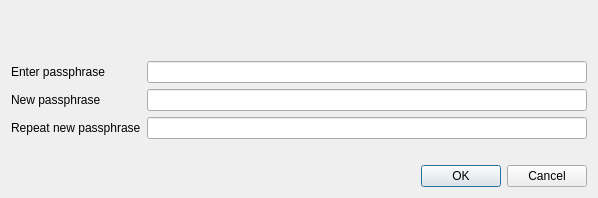
This is src/qt/forms/askpassphrasedialog.ui in MrHFox/FoxHole_ as Qt 5 draws it before an edit. The edited form follows.
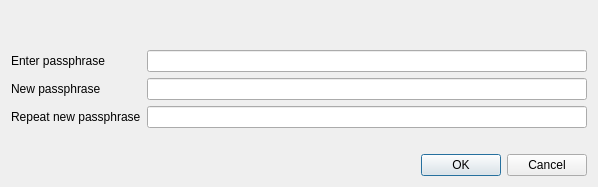
This is the edited form.

The edit to the form file:
```diff
--- a/src/qt/forms/askpassphrasedialog.ui
+++ b/src/qt/forms/askpassphrasedialog.ui
@@ -7,7 +7,7 @@
     <x>0</x>
     <y>0</y>
     <width>598</width>
-    <height>198</height>
+    <height>187</height>
    </rect>
   </property>
   <property name="sizePolicy">
@@ -85,18 +85,9 @@
      </item>
      <item row="3" column="1">
       <widget class="QLabel" name="capsLabel">
-       <property name="font">
-        <font>
-         <weight>75</weight>
-         <bold>true</bold>
-        </font>
-       </property>
        <property name="text">
         <string/>
        </property>
-       <property name="alignment">
-        <set>Qt::AlignCenter</set>
-       </property>
       </widget>
      </item>
     </layout>
```
